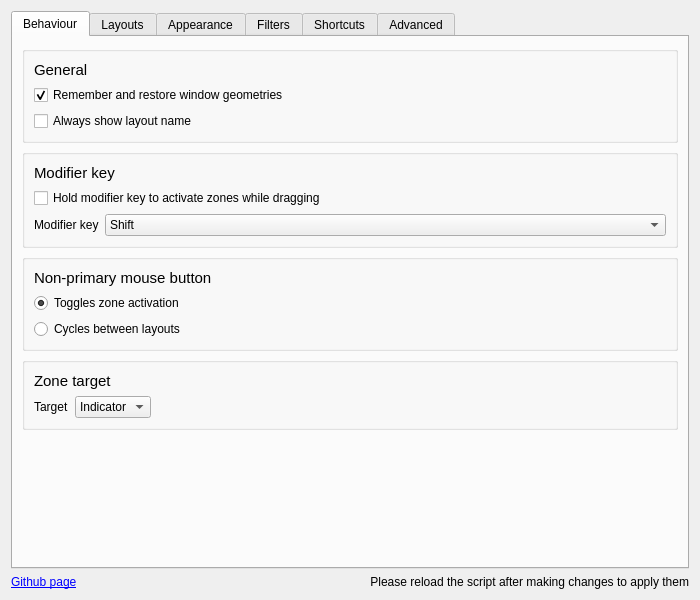
This is contents/ui/config.ui in gerritdevriese/kzones as Qt 5 draws it before an edit. The edited form follows.
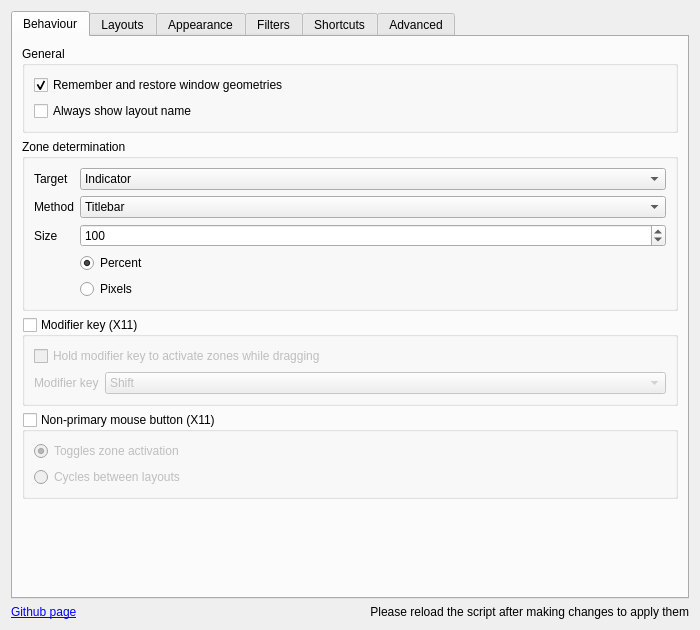
This is the edited form. Icons and pictures are not drawn. Custom widgets are drawn as their Qt base class.

Diff of the .ui file:
```diff
--- a/contents/ui/config.ui
+++ b/contents/ui/config.ui
@@ -7,13 +7,13 @@
     <x>0</x>
     <y>0</y>
     <width>700</width>
-    <height>600</height>
+    <height>630</height>
    </rect>
   </property>
   <property name="minimumSize">
    <size>
     <width>700</width>
-    <height>600</height>
+    <height>630</height>
    </size>
   </property>
   <layout class="QVBoxLayout" name="verticalLayout">
@@ -58,21 +58,9 @@
        <item>
         <widget class="QGroupBox" name="groupBox_general">
          <property name="title">
-          <string/>
+          <string>General</string>
          </property>
          <layout class="QVBoxLayout" name="verticalLayout_11">
-          <item>
-           <widget class="QLabel" name="label">
-            <property name="font">
-             <font>
-              <pointsize>11</pointsize>
-             </font>
-            </property>
-            <property name="text">
-             <string>General</string>
-            </property>
-           </widget>
-          </item>
           <item>
            <widget class="QCheckBox" name="kcfg_rememberWindowGeometries">
             <property name="sizePolicy">
@@ -100,23 +88,156 @@
         </widget>
        </item>
        <item>
-        <widget class="QGroupBox" name="groupBox_modifier">
+        <widget class="QGroupBox" name="groupBox_target">
          <property name="title">
-          <string/>
+          <string>Zone determination</string>
+         </property>
+         <layout class="QVBoxLayout" name="verticalLayout_14">
+          <item>
+           <layout class="QFormLayout" name="formLayout_6">
+            <item row="0" column="1">
+             <widget class="QComboBox" name="kcfg_zoneTarget">
+              <property name="sizePolicy">
+               <sizepolicy hsizetype="Expanding" vsizetype="Fixed">
+                <horstretch>0</horstretch>
+                <verstretch>0</verstretch>
+               </sizepolicy>
+              </property>
+              <property name="toolTip">
+               <string>The part of the zone you need to hover over to highlight it</string>
+              </property>
+              <item>
+               <property name="text">
+                <string>Indicator</string>
+               </property>
+              </item>
+              <item>
+               <property name="text">
+                <string>Zone</string>
+               </property>
+              </item>
+             </widget>
+            </item>
+            <item row="1" column="0">
+             <widget class="QLabel" name="label_5">
+              <property name="toolTip">
+               <string/>
+              </property>
+              <property name="text">
+               <string>Method</string>
+              </property>
+             </widget>
+            </item>
+            <item row="1" column="1">
+             <widget class="QComboBox" name="kcfg_targetMethod">
+              <property name="sizePolicy">
+               <sizepolicy hsizetype="Expanding" vsizetype="Fixed">
+                <horstretch>0</horstretch>
+                <verstretch>0</verstretch>
+               </sizepolicy>
+              </property>
+              <property name="toolTip">
+               <string>Method to determine in which zone the window is located</string>
+              </property>
+              <property name="frame">
+               <bool>true</bool>
+              </property>
+              <item>
+               <property name="text">
+                <string extracomment="dd">Titlebar</string>
+               </property>
+              </item>
+              <item>
+               <property name="text">
+                <string>Window</string>
+               </property>
+              </item>
+              <item>
+               <property name="text">
+                <string extracomment="The most precice method, but depends on xdotool to determine the cursor position">Cursor</string>
+               </property>
+              </item>
+             </widget>
+            </item>
+            <item row="2" column="0">
+             <widget class="QLabel" name="label_14">
+              <property name="toolTip">
+               <string/>
+              </property>
+              <property name="text">
+               <string>Size</string>
+              </property>
+             </widget>
+            </item>
+            <item row="2" column="1">
+             <widget class="QSpinBox" name="kcfg_handleSize">
+              <property name="sizePolicy">
+               <sizepolicy hsizetype="Expanding" vsizetype="Fixed">
+                <horstretch>0</horstretch>
+                <verstretch>0</verstretch>
+               </sizepolicy>
+              </property>
+              <property name="toolTip">
+               <string>Set the size of the handle, only applicable when target method is Titlebar or Window</string>
+              </property>
+              <property name="suffix">
+               <string/>
+              </property>
+              <property name="maximum">
+               <number>2147483647</number>
+              </property>
+              <property name="stepType">
+               <enum>QAbstractSpinBox::DefaultStepType</enum>
+              </property>
+              <property name="value">
+               <number>100</number>
+              </property>
+             </widget>
+            </item>
+            <item row="3" column="1">
+             <widget class="QRadioButton" name="kcfg_handleUnitPercent">
+              <property name="text">
+               <string>Percent</string>
+              </property>
+              <property name="checked">
+               <bool>true</bool>
+              </property>
+             </widget>
+            </item>
+            <item row="4" column="1">
+             <widget class="QRadioButton" name="kcfg_handleUnitPixels">
+              <property name="text">
+               <string>Pixels</string>
+              </property>
+             </widget>
+            </item>
+            <item row="0" column="0">
+             <widget class="QLabel" name="label_20">
+              <property name="text">
+               <string>Target</string>
+              </property>
+             </widget>
+            </item>
+           </layout>
+          </item>
+         </layout>
+        </widget>
+       </item>
+       <item>
+        <widget class="QGroupBox" name="kcfg_modifierEnabled">
+         <property name="title">
+          <string>Modifier key (X11)</string>
+         </property>
+         <property name="flat">
+          <bool>false</bool>
+         </property>
+         <property name="checkable">
+          <bool>true</bool>
+         </property>
+         <property name="checked">
+          <bool>false</bool>
          </property>
          <layout class="QVBoxLayout" name="verticalLayout_12">
-          <item>
-           <widget class="QLabel" name="label_5">
-            <property name="font">
-             <font>
-              <pointsize>11</pointsize>
-             </font>
-            </property>
-            <property name="text">
-             <string>Modifier key</string>
-            </property>
-           </widget>
-          </item>
           <item>
            <widget class="QCheckBox" name="kcfg_invertedMode">
             <property name="text">
@@ -195,21 +316,15 @@
        <item>
         <widget class="QGroupBox" name="groupBox_npmb">
          <property name="title">
-          <string/>
+          <string>Non-primary mouse button (X11)</string>
+         </property>
+         <property name="checkable">
+          <bool>true</bool>
+         </property>
+         <property name="checked">
+          <bool>false</bool>
          </property>
          <layout class="QVBoxLayout" name="verticalLayout_13">
-          <item>
-           <widget class="QLabel" name="label_6">
-            <property name="font">
-             <font>
-              <pointsize>11</pointsize>
-             </font>
-            </property>
-            <property name="text">
-             <string>Non-primary mouse button</string>
-            </property>
-           </widget>
-          </item>
           <item>
            <widget class="QRadioButton" name="kcfg_npmbToggle">
             <property name="text">
@@ -230,61 +345,6 @@
          </layout>
         </widget>
        </item>
-       <item>
-        <widget class="QGroupBox" name="groupBox_target">
-         <property name="title">
-          <string/>
-         </property>
-         <layout class="QVBoxLayout" name="verticalLayout_14">
-          <item>
-           <widget class="QLabel" name="label_14">
-            <property name="font">
-             <font>
-              <pointsize>11</pointsize>
-             </font>
-            </property>
-            <property name="text">
-             <string>Zone target</string>
-            </property>
-           </widget>
-          </item>
-          <item>
-           <layout class="QFormLayout" name="formLayout_10">
-            <item row="0" column="0">
-             <widget class="QLabel" name="label_20">
-              <property name="text">
-               <string>Target</string>
-              </property>
-             </widget>
-            </item>
-            <item row="0" column="1">
-             <widget class="QComboBox" name="kcfg_zoneTarget">
-              <property name="sizePolicy">
-               <sizepolicy hsizetype="Fixed" vsizetype="Fixed">
-                <horstretch>0</horstretch>
-                <verstretch>0</verstretch>
-               </sizepolicy>
-              </property>
-              <property name="toolTip">
-               <string>The part of the zone you need to hover over to highlight it</string>
-              </property>
-              <item>
-               <property name="text">
-                <string>Indicator</string>
-               </property>
-              </item>
-              <item>
-               <property name="text">
-                <string>Zone</string>
-               </property>
-              </item>
-             </widget>
-            </item>
-           </layout>
-          </item>
-         </layout>
-        </widget>
-       </item>
        <item>
         <spacer name="verticalSpacer_3">
          <property name="orientation">
```
Left out of the diff: 8 changed lines with no effect on the pictures.
